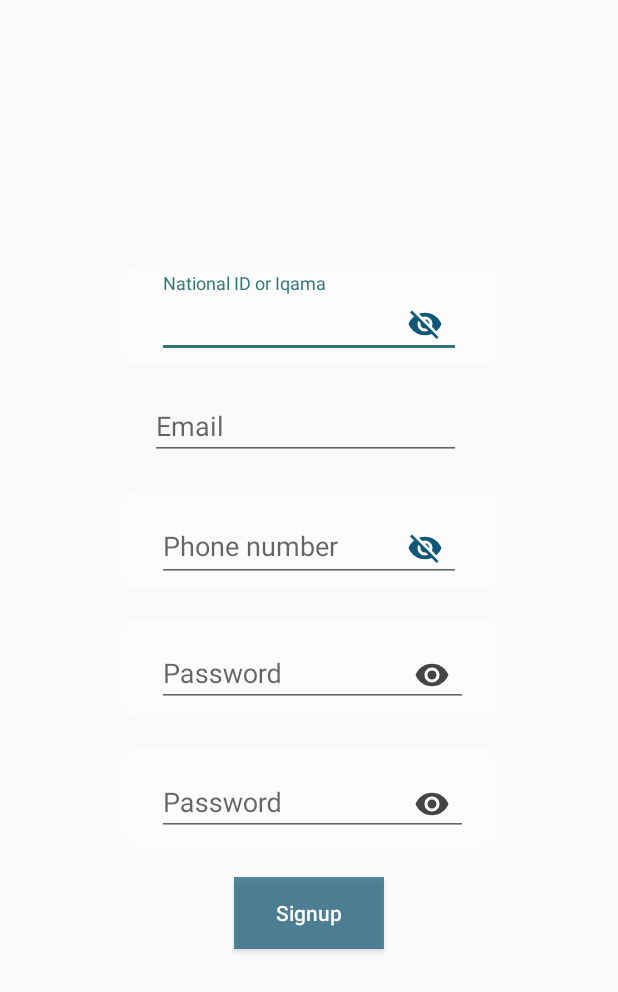
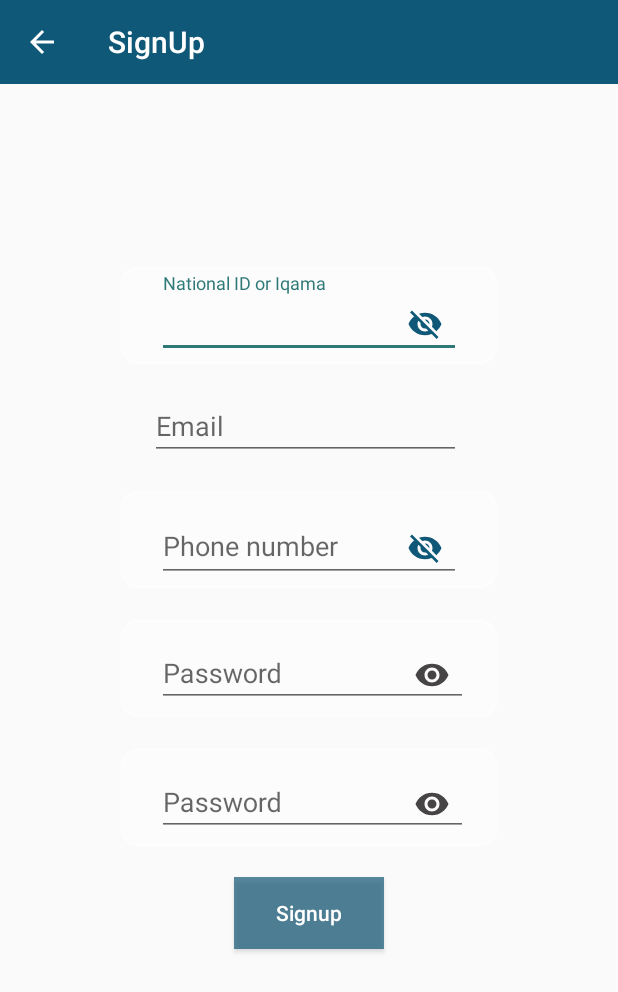
Before and after one commit to NouraS98/GrowthApp, an Android app: the screen it shows after launch (SignUpActivity), after a tap on "Signup", on a phone screen of 412 x 824 dp. Shown: the top 992 px of the screen. Run offline under Robolectric (Android 15) with nearby library versions, the phone set to English and light mode, and no system bars.

Commit message:
version3

```diff
--- a/app/src/main/java/sa/ksu/swe444/LoginSignUpActivity.java
+++ b/app/src/main/java/sa/ksu/swe444/LoginSignUpActivity.java
@@ -19,8 +19,8 @@ public class LoginSignUpActivity extends BaseActivity {
         super.onCreate(savedInstanceState);
         setContentView(R.layout.activity_login_signup);
 
-
-        init();
+init();
+initToolbar();
 
 
     }//End onCreate()
@@ -49,7 +49,14 @@ public class LoginSignUpActivity extends BaseActivity {
 
     }//End init()
 
+    private void initToolbar() {
+        /**
+         * init toolbar
+         */
+        androidx.appcompat.widget.Toolbar toolbar = findViewById(R.id.toolbar);
+        setSupportActionBar(toolbar);
+        setTitle(getString(R.string.growth));
 
-
+    }//End initToolbar()
 
 }//End class
--- a/app/src/main/java/sa/ksu/swe444/SignUpActivity.java
+++ b/app/src/main/java/sa/ksu/swe444/SignUpActivity.java
@@ -21,7 +21,7 @@ public class SignUpActivity extends BaseActivity {
         super.onCreate(savedInstanceState);
         setContentView(R.layout.activity_sign_up);
 
-//        initToolbar();
+   initToolbar();
 
         init();
 
@@ -100,5 +100,21 @@ public class SignUpActivity extends BaseActivity {
         });//End positive button
         alertDialog.show();
     }//End showAlertDialog()
+    private void initToolbar() {
+        /**
+         * init toolbar
+         */
+        androidx.appcompat.widget.Toolbar toolbar = findViewById(R.id.signupToolbar);
+        setSupportActionBar(toolbar);
+        setTitle(getString(R.string.sign_up));
+        toolbar.setNavigationIcon(R.drawable.back_arrow);
+        toolbar.setNavigationOnClickListener(new View.OnClickListener() {
+            @Override
+            public void onClick(View view) {
+                finish();
+            }//End onClick()
+        });
+
+    }//End initToolbar()
 
 }
--- a/app/src/main/res/layout/activity_sign_up.xml
+++ b/app/src/main/res/layout/activity_sign_up.xml
@@ -6,6 +6,16 @@
     android:layout_height="match_parent"
 >
 
+    <androidx.appcompat.widget.Toolbar
+        android:id="@+id/signupToolbar"
+        android:layout_width="match_parent"
+        android:layout_height="?attr/actionBarSize"
+        android:background="#105878"
+        app:layout_constraintEnd_toEndOf="parent"
+        app:layout_constraintStart_toStartOf="parent"
+        app:layout_constraintTop_toTopOf="parent"
+        android:layout_marginTop="0dp"
+        app:titleTextColor="#fff" />
     <LinearLayout
         android:layout_width="252dp"
         android:layout_height="469dp"
--- a/app/src/main/res/values/strings.xml
+++ b/app/src/main/res/values/strings.xml
@@ -35,4 +35,5 @@
     <string name="phone_msg">Incorrect phone number</string>
     <string name="passwords_msg">The password and the confirm password must match</string>
     <string name="sign_up">SignUp</string>
+    <string name="growth">Growth</string>
 </resources>
--- a/app/src/main/res/values/styles.xml
+++ b/app/src/main/res/values/styles.xml
@@ -1,20 +1,17 @@
 <resources>
 
-    <!-- Base application theme. -->
+<!-- Base application theme. -->
     <style name="AppTheme" parent="Theme.AppCompat.Light.NoActionBar">
         <!-- Customize your theme here. -->
         <item name="colorPrimary">@color/colorPrimary</item>
         <item name="colorPrimaryDark">@color/colorPrimaryDark</item>
         <item name="colorAccent">@color/colorAccent</item>
+
     </style>
 
-    <style name="AppTheme.NoActionBar">
-        <item name="windowActionBar">false</item>
-        <item name="windowNoTitle">true</item>
-    </style>
 
-    <style name="AppTheme.AppBarOverlay" parent="Theme.AppCompat.Light.NoActionBar" />
+    <style name="AppTheme.AppBarOverlay" parent="ThemeOverlay.AppCompat.Dark.ActionBar" />
 
-    <style name="AppTheme.PopupOverlay" parent="Theme.AppCompat.Light.NoActionBar" />
+    <style name="AppTheme.PopupOverlay" parent="ThemeOverlay.AppCompat.Light" />
 
 </resources>
```
Also changed, not shown: app/src/main/java/sa/ksu/swe444/LoginActivity.java (+18 -1 lines), app/src/main/res/layout/activity_login.xml (+10 -0 lines), app/src/main/res/layout/activity_login_signup.xml (+12 -0 lines).
